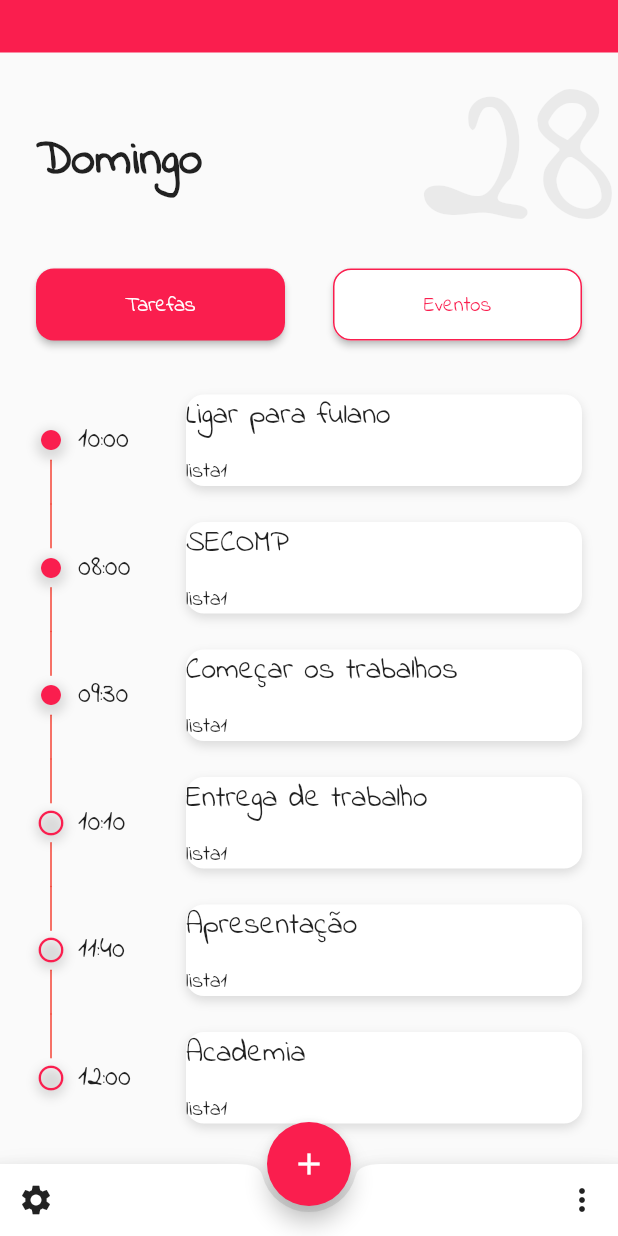
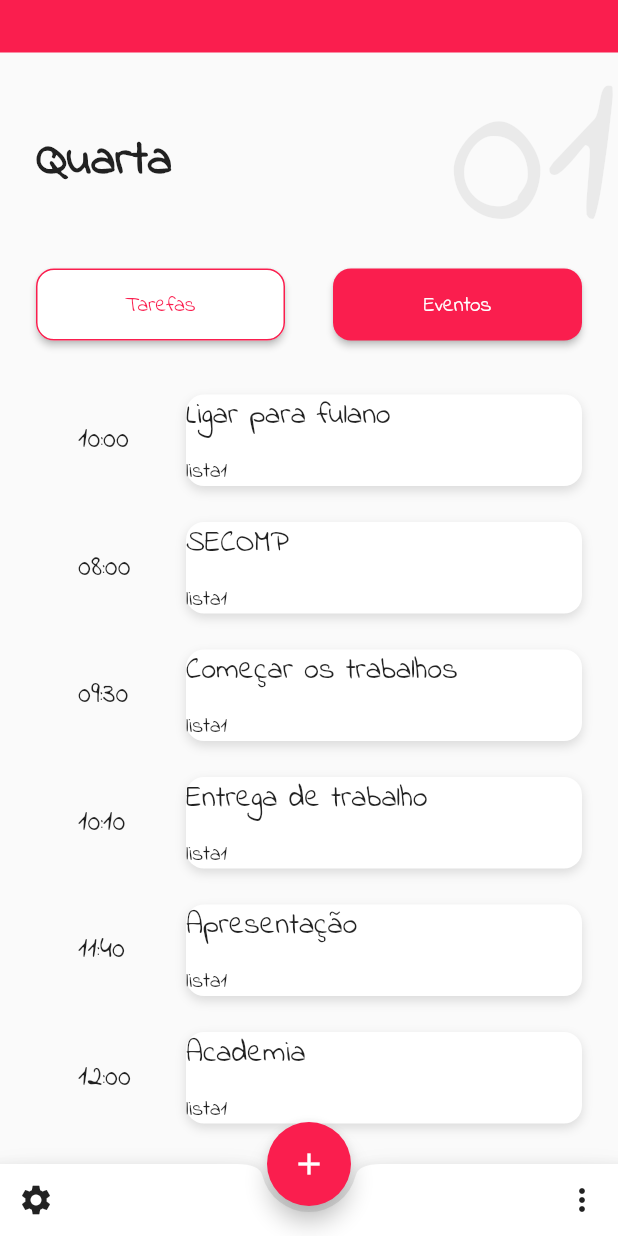
Before and after one commit to herverson/todolistapp, a Flutter app: the screen it shows after launch, after a tap on "Eventos", on a phone screen of 412 x 824 dp. Run offline on Flutter 3.47's test engine with Material 2 defaults, Android fonts, the phone set to English and light mode, and no system bars.

Commit message:
Transições

```diff
--- a/lib/main.dart
+++ b/lib/main.dart
@@ -1,6 +1,7 @@
 import 'package:flutter/material.dart';
 import 'package:flutter/painting.dart';
 import 'package:todolistapp/pages/adicionar_evento_page.dart';
+import 'package:todolistapp/pages/adicionar_tarefa_page.dart';
 
 import 'package:todolistapp/pages/evento_page.dart';
 import 'package:todolistapp/pages/tarefa_page.dart';
@@ -27,8 +28,17 @@ import 'package:todolistapp/widgets/butao_custom.dart';
 }
 
  class _MyHomePageState extends State<MyHomePage> {
+   PageController _pageController = PageController();
+
+  double currentPage = 0;
+
   @override
   Widget build(BuildContext context) {
+     _pageController.addListener(() {
+      setState(() {
+        currentPage = _pageController.page;
+      });
+    });
     return Scaffold(
       resizeToAvoidBottomPadding: false,
       body: Stack(
@@ -40,7 +50,7 @@ import 'package:todolistapp/widgets/butao_custom.dart';
           Positioned(
             right: 0,
             child: Text(
-              "28",
+              "01",
               style: TextStyle(fontSize: 150, color: Color(0x10000000)),
             ),
           ),
@@ -54,7 +64,7 @@ import 'package:todolistapp/widgets/butao_custom.dart';
             context: context,
             builder: (BuildContext context) {
               return Dialog(
-                child: AdicionarEventoPage(),
+                child: currentPage == 1 ? AdicionarEventoPage() : AdicionarTarefaPage(),
                 shape: RoundedRectangleBorder(
                   borderRadius: BorderRadius.all(Radius.circular(12)))
               );
@@ -85,7 +95,7 @@ import 'package:todolistapp/widgets/butao_custom.dart';
     );
   }
 
-   Column _contentPrincipal(BuildContext context) {
+   Widget _contentPrincipal(BuildContext context) {
     return Column(
       crossAxisAlignment: CrossAxisAlignment.start,
       children: <Widget>[
@@ -93,7 +103,7 @@ import 'package:todolistapp/widgets/butao_custom.dart';
         Padding(
           padding: const EdgeInsets.all(24.0),
           child: Text(
-            "Domingo",
+            "Quarta",
             style: TextStyle(fontSize: 32, fontWeight: FontWeight.bold),
           ),
         ),
@@ -101,7 +111,11 @@ import 'package:todolistapp/widgets/butao_custom.dart';
           padding: const EdgeInsets.all(24.0),
           child: _butao(context),
         ),
-        Expanded(child: EventoPage())
+        Expanded(
+            child: PageView(
+          controller: _pageController,
+          children: <Widget>[TarefaPage(), EventoPage()],
+        ))
       ],
     );
   }
@@ -113,10 +127,19 @@ import 'package:todolistapp/widgets/butao_custom.dart';
       children: <Widget>[
         Expanded(
           child: ButaoCustom(
-            onPressed: () {},
+             onPressed: () {
+            _pageController.previousPage(
+                duration: Duration(milliseconds: 10),
+                curve: Curves.bounceInOut);
+          },
             textButao: "Tarefas",
-            cor: Color.fromRGBO(250, 30, 78, 1),
-            textCor: Colors.white,
+            cor:
+            currentPage < 0.5 ? Color.fromRGBO(250, 30, 78, 1) : Colors.white,
+            textCor:
+            currentPage < 0.5 ? Colors.white : Color.fromRGBO(250, 30, 78, 1),
+            bordaCor: currentPage < 0.5
+              ? Colors.transparent
+              : Color.fromRGBO(250, 30, 78, 1),
           ),
         ),
         SizedBox(
@@ -124,11 +147,19 @@ import 'package:todolistapp/widgets/butao_custom.dart';
         ),
         Expanded(
           child: ButaoCustom(
-            onPressed: () {},
+            onPressed: () {
+              _pageController.nextPage(
+                duration: Duration(milliseconds: 10),
+                curve: Curves.bounceInOut);
+            },
             textButao: "Eventos",
-            cor: Colors.white,
-            textCor: Color.fromRGBO(250, 30, 78, 1),
-            bordaCor: Color.fromRGBO(250, 30, 78, 1),
+            cor:
+            currentPage > 0.5 ? Color.fromRGBO(250, 30, 78, 1) : Colors.white,
+            textCor:
+            currentPage > 0.5 ? Colors.white : Color.fromRGBO(250, 30, 78, 1),
+            bordaCor: currentPage > 0.5
+              ? Colors.transparent
+              : Color.fromRGBO(250, 30, 78, 1),
           ),
         ),
       ],
```
Also changed, not shown: lib/widgets/butao_modal_custom.dart (added, +28 -0 lines), lib/widgets/datetimepicker_custom.dart (added, +33 -0 lines), lib/widgets/icone_decoration_custom.dart (added, +67 -0 lines).
